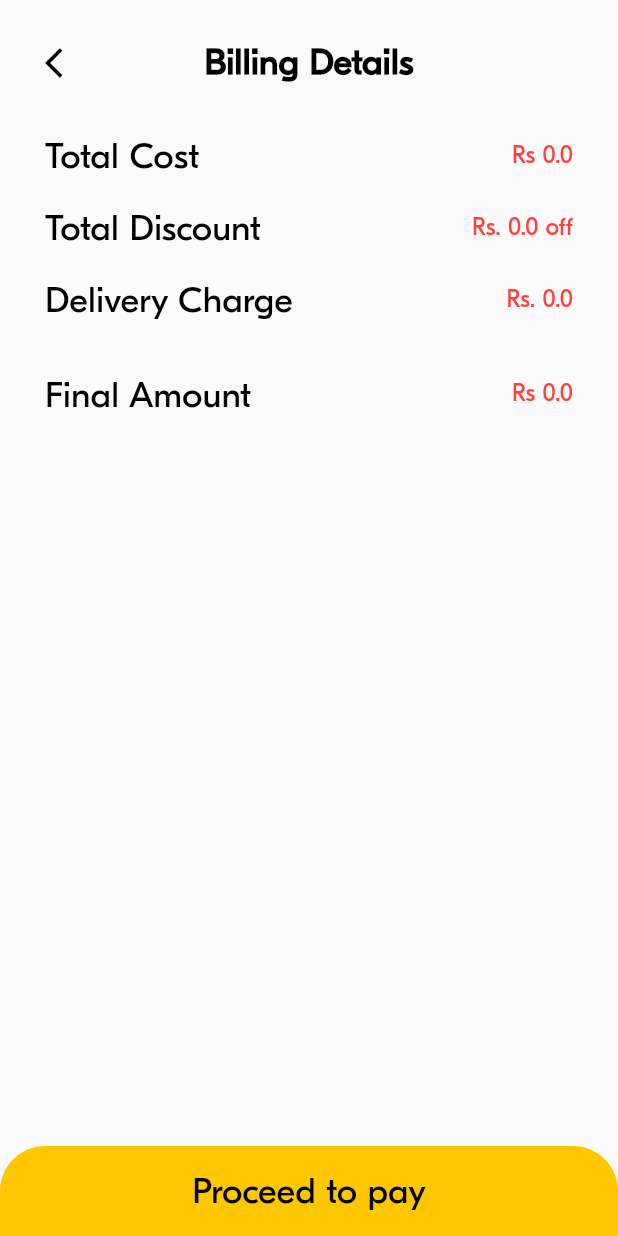
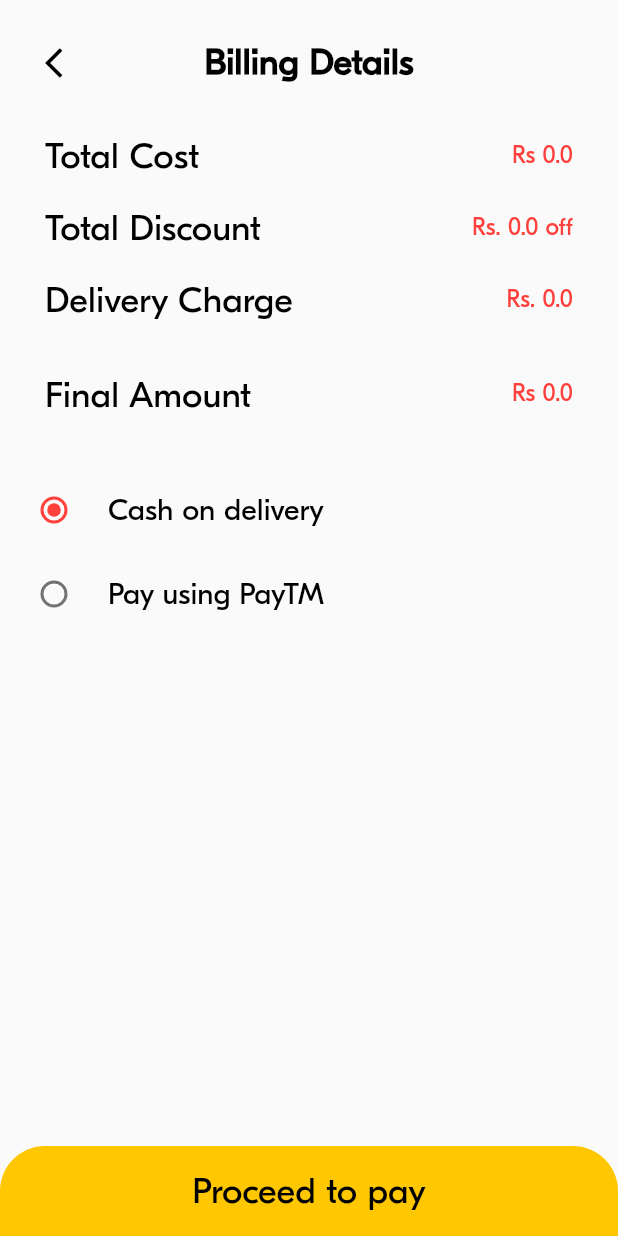
Before and after one commit to harshh3010/Hungryyy, a Flutter app: the BillingScreen screen opened directly with empty values, on a phone screen of 412 x 824 dp. Run offline on Flutter 3.47's test engine with Material 2 defaults, Android fonts, the phone set to English and light mode, and no system bars; our stand-ins replace geolocator, google_maps_flutter, modal_progress_hud, rflutter_alert, shared_preferences; missing offline and left inert: flutter_polyline_points, flutter_webview_plugin, geocoder; accounts and stored records are empty.

Commit message:
added choice for payment

```diff
--- a/lib/screens/billing_screen.dart
+++ b/lib/screens/billing_screen.dart
@@ -31,6 +31,7 @@ class _BillingScreenState extends State<BillingScreen> {
   double _finalAmount = 0;
   String cartItems = "";
   bool _loading = false;
+  int paymentMethod; // 1 for COD, 2 for PayTM
 
   void calculateAmount(){
     for(var map in cartApi.cartItems){
@@ -41,7 +42,7 @@ class _BillingScreenState extends State<BillingScreen> {
     _finalAmount = _totalCost + _deliveryCharge - _totalDiscount;
   }
 
-  Future<void> placeOrder() async {
+  Future<void> placeOrder(String status) async {
     setState(() {
       _loading = true;
     });
@@ -55,7 +56,7 @@ class _BillingScreenState extends State<BillingScreen> {
       'price' : (_finalAmount).toString(),
       'timestamp' : (DateTime.now().millisecondsSinceEpoch).toString(),
       'cart_items' : cartItems,
-      'status' : 'confirmed',
+      'status' : status,
     });
     if(response.statusCode == 200 || response.statusCode == 201){
       // Connection established
@@ -83,6 +84,12 @@ class _BillingScreenState extends State<BillingScreen> {
     }
   }
 
+  void setPaymentMethod(val){
+    setState(() {
+      paymentMethod = val;
+    });
+  }
+
   @override
   void initState() {
     _deliveryCharge = widget.restaurant.deliveryCharge;
@@ -91,6 +98,7 @@ class _BillingScreenState extends State<BillingScreen> {
       Dish dish = map['product'];
      cartItems = cartItems + dish.name + ',';
     }
+    paymentMethod = 1;
     super.initState();
   }
 
@@ -153,11 +161,35 @@ class _BillingScreenState extends State<BillingScreen> {
                   labelText: 'Final Amount',
                   valueText: 'Rs $_finalAmount',
                 ),
+                SizedBox(
+                  height: 25,
+                ),
+                RadioListTile(
+                  activeColor: kColorRed,
+                  value: 1,
+                  groupValue: paymentMethod,
+                  onChanged: (val){
+                    setPaymentMethod(val);
+                  },
+                  title: Text('Cash on delivery',style: kItemStyle),
+                ),
+                RadioListTile(
+                  activeColor: kColorRed,
+                  value: 2,
+                  groupValue: paymentMethod,
+                  title: Text('Pay using PayTM',style: kItemStyle),
+                  onChanged: (val){
+                    setPaymentMethod(val);
+                  },
+                )
               ],
             ),
           ),
           bottomNavigationBar: GestureDetector(
             onTap: () async {
+              if(paymentMethod == 1){
+                placeOrder('unpaid');
+              }else if(paymentMethod == 2){
                 final String status = await Navigator.push(context, MaterialPageRoute(
                     builder: (context) => PaytmPaymentScreen(
                       amount: _finalAmount,
@@ -165,9 +197,10 @@ class _BillingScreenState extends State<BillingScreen> {
                     )
                 ));
                 if(status == 'TXN_SUCCESS'){
-                placeOrder();
+                  placeOrder('paid');
                 }else{
                   AlertBox.showErrorBox(context, 'Unable to complete payment');
+                }
               }
             },
             child: Container(
```
Lines whose indentation alone changed are shown as unchanged.
